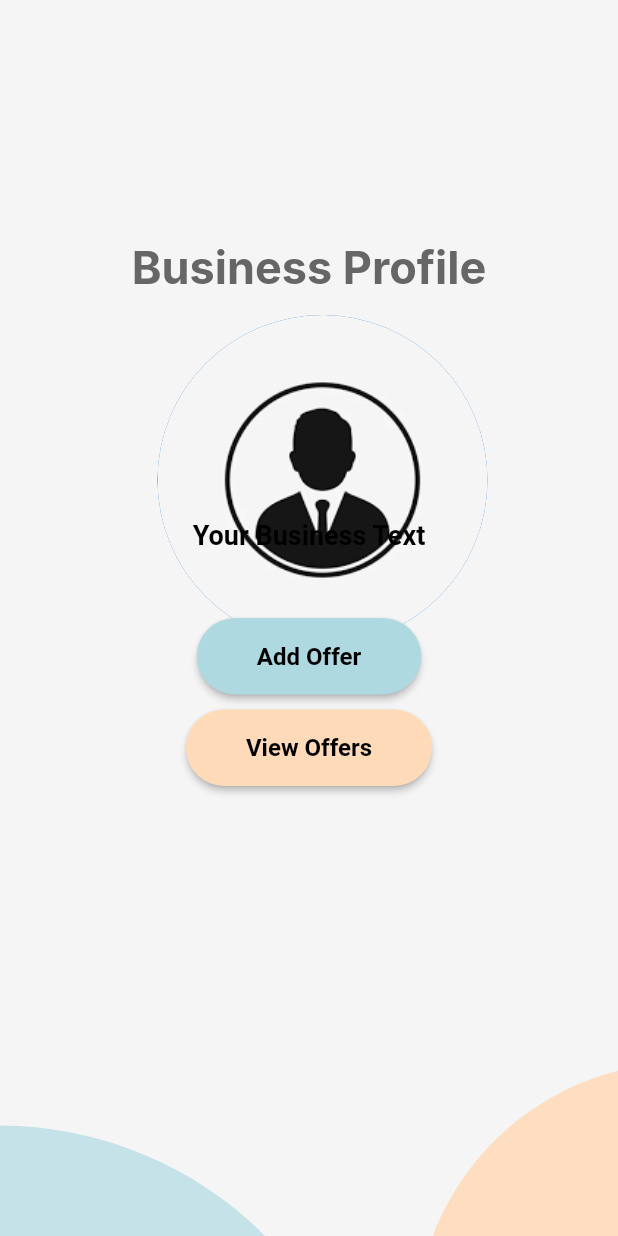
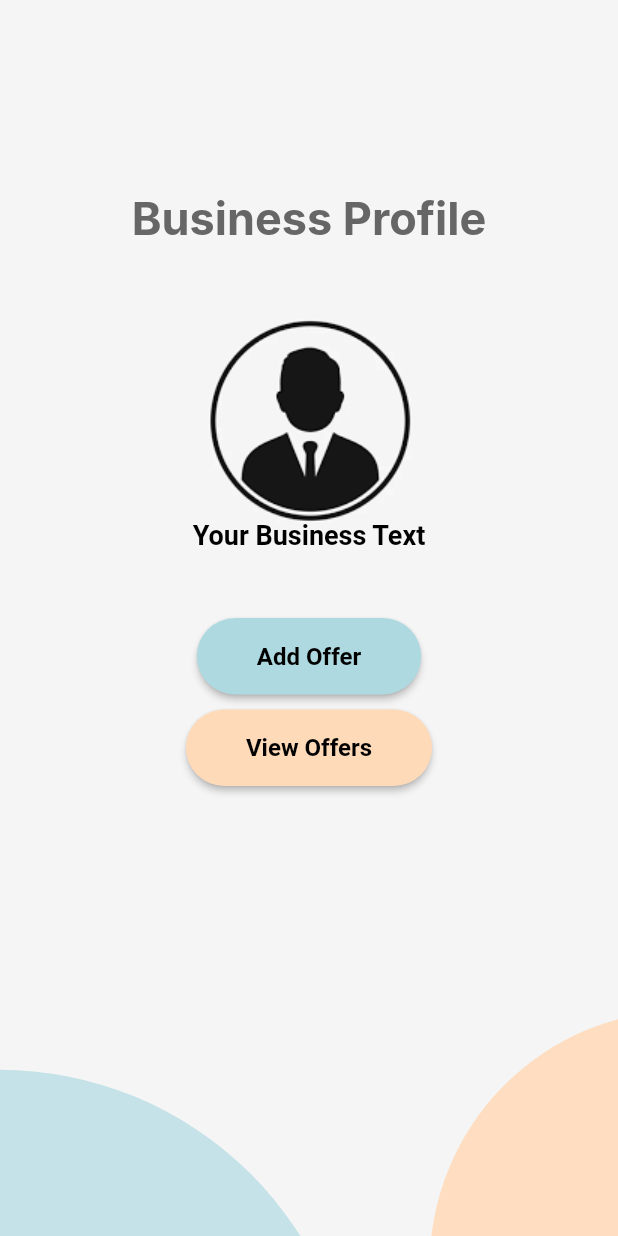
Before and after one commit to Y-Elsayed/Offers2day, a Flutter app: the Business screen opened by its route, on a phone screen of 412 x 824 dp. Run offline on Flutter 3.47's test engine with Material 2 defaults, Android fonts, the phone set to English and light mode, and no system bars; our stand-ins replace flutter_svg; missing offline and left inert: arrow_path; Roboto replaces fonts that are missing (Inter).

Commit message:
Update business_view.dart
Fixed the positions for the widgets and fixed the error of outdated widget

```diff
--- a/Frontend/lib/pages/business_view.dart
+++ b/Frontend/lib/pages/business_view.dart
@@ -13,22 +13,22 @@ class _BusinessState extends State<Business> {
     Size screenSize = MediaQuery.of(context).size;
     return Scaffold(
       body: Container(
-        width: 430,
-        height: 932,
+        width: screenSize.width,
+        height: screenSize.height,
         clipBehavior: Clip.antiAlias,
         decoration: const BoxDecoration(color: Color(0xFFF5F5F5)),
         child: Stack(
           children: [
             Positioned(
-              left: 250,
-              top: 1250,
+              left: screenSize.width * 0.607,
+              top: screenSize.height * 1.441,
               child: Transform(
                 transform: Matrix4.identity()
                   ..translate(0.0, 0.0)
                   ..rotateZ(3.14),
                 child: Container(
-                  width: 500,
-                  height: 500,
+                  width: screenSize.width * 1.215,
+                  height: screenSize.height * 0.576,
                   decoration: const BoxDecoration(
                     color: Color.fromARGB(175, 174, 217, 224),
                     shape: BoxShape.circle,
@@ -42,15 +42,15 @@ class _BusinessState extends State<Business> {
               ),
             ),
             Positioned(
-              left: 636,
-              top: 1067,
+              left: screenSize.width * 1.545,
+              top: screenSize.height * 1.23,
               child: Transform(
                 transform: Matrix4.identity()
                   ..translate(0.0, 0.0)
                   ..rotateZ(3.14),
                 child: Container(
-                  width: 359,
-                  height: 359,
+                  width: screenSize.width * 0.872,
+                  height: screenSize.height * 0.413,
                   decoration: const BoxDecoration(
                     color: Color.fromARGB(225, 255, 218, 185),
                     shape: BoxShape.circle,
@@ -58,11 +58,11 @@ class _BusinessState extends State<Business> {
                 ),
               ),
             ),
-            const Positioned(
-              top: 160,
+            Positioned(
+              top: screenSize.height * 0.155,
               left: 0,
               right: 0,
-              child: Center(
+              child: const Center(
                 child: Text(
                   'Business Profile',
                   style: TextStyle(
@@ -74,16 +74,10 @@ class _BusinessState extends State<Business> {
                 ),
               ),
             ),
-            const Positioned(
-              top: 210.0,
-              left: 105.0,
-              child: Stack(children: <Widget>[
-                CircleAvatar(
-                  radius: 110.0,
-                  backgroundImage:
-                      AssetImage('assets/images-2.png'),
-                ),
-              ]),
+            Positioned(
+              top: screenSize.height * 0.204,
+              left: screenSize.width * 0.229,
+              child: Image.asset("assets/images-2.png"),
             ),
             Positioned(
               top: screenSize.height * 0.42,
@@ -112,11 +106,15 @@ class _BusinessState extends State<Business> {
                       // Add your logic here
                     },
                     style: ElevatedButton.styleFrom(
-                      primary: Color(0xFFAED9E0),
-                      onPrimary: Colors.black,
-                      padding: const EdgeInsets.symmetric(horizontal: 40, vertical: 16),
+                      backgroundColor: const Color(0xFFAED9E0),
+                      foregroundColor: Colors.black,
+                      padding: const EdgeInsets.symmetric(
+                        horizontal: 40,
+                        vertical: 16,
+                      ),
                       shape: RoundedRectangleBorder(
-                        borderRadius: BorderRadius.circular(50), // Changed the shape to a pill-shaped button
+                        borderRadius: BorderRadius.circular(
+                            50), // Changed the shape to a pill-shaped button
                       ),
                     ),
                     child: const Text(
@@ -134,9 +132,12 @@ class _BusinessState extends State<Business> {
                       // Add your logic here
                     },
                     style: ElevatedButton.styleFrom(
-                      primary: Color(0xffFFDAB9),
-                      onPrimary: Colors.black,
-                      padding: const EdgeInsets.symmetric(horizontal: 40, vertical: 16),
+                      backgroundColor: const Color(0xffFFDAB9),
+                      foregroundColor: Colors.black,
+                      padding: const EdgeInsets.symmetric(
+                        horizontal: 40,
+                        vertical: 16,
+                      ),
                       shape: RoundedRectangleBorder(
                         borderRadius: BorderRadius.circular(50),
                       ),
```
